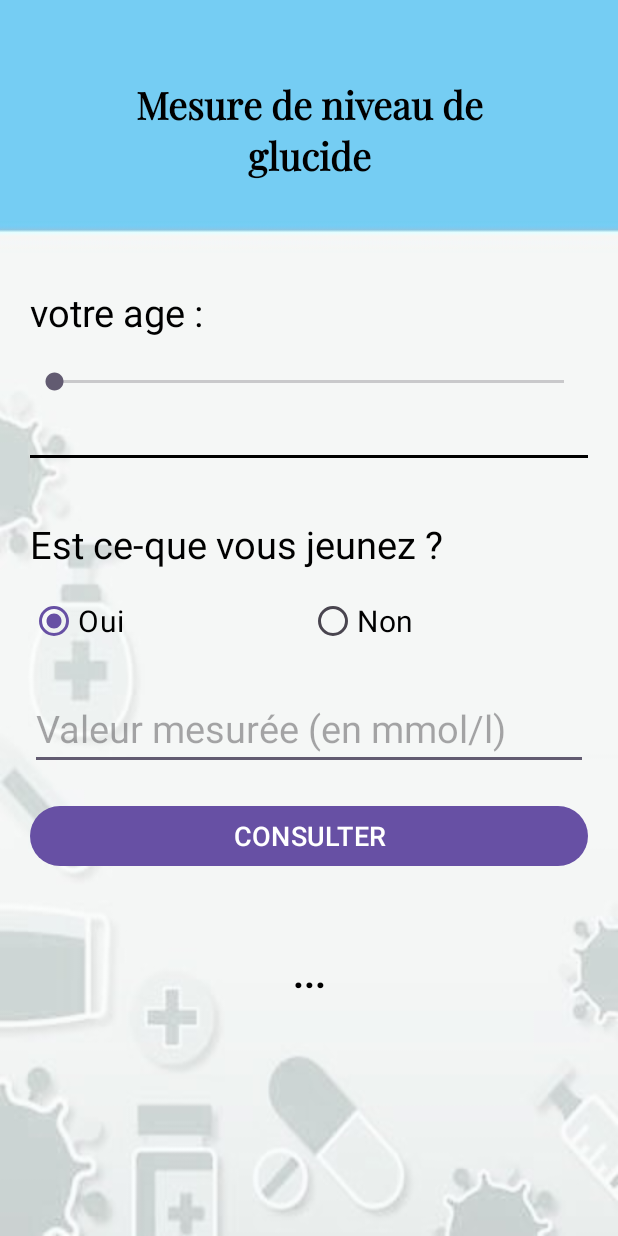
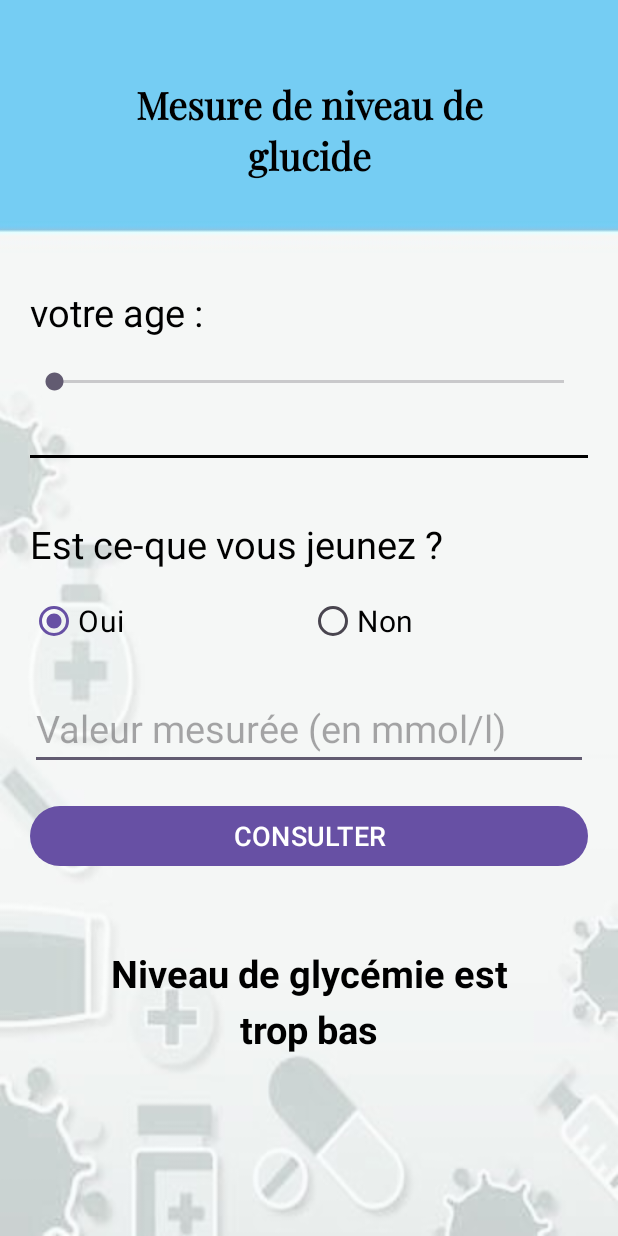
Before and after one commit to YoussefNKH/TP_DEVMOBILE, an Android app: the screen it shows after launch (MainActivity), after a tap on "CONSULTER", on a phone screen of 412 x 824 dp. Run offline under Robolectric (Android 15) with nearby library versions, the phone set to English and light mode, and no system bars; 2 statements that could not run were skipped.

Commit message:
Version 2 en archi MVC

```diff
--- a/app/src/main/AndroidManifest.xml
+++ b/app/src/main/AndroidManifest.xml
@@ -13,7 +13,7 @@
         android:theme="@style/Theme.TP2"
         tools:targetApi="31">
         <activity
-            android:name=".MainActivity"
+            android:name=".view.MainActivity"
             android:exported="true">
             <intent-filter>
                 <action android:name="android.intent.action.MAIN" />
--- /dev/null
+++ b/app/src/main/java/com/example/tp2/controller/Controller.java
@@ -0,0 +1,23 @@
+package com.example.tp2.controller;
+
+import com.example.tp2.model.Patient;
+
+public class Controller {
+    private static Patient patient;
+    private static Controller instance=null;
+    private Controller(){
+        super();
+    }
+    public void createPatient(int age,float valeurMesuree,boolean isFasting){
+        patient=new Patient(age,valeurMesuree,isFasting);
+    }
+    public String getReponse(){
+        return patient.getResult();
+    }
+    public static final Controller getInstance(){
+        if(null==instance){
+            instance=new Controller();
+        }
+        return instance;
+    }
+}
--- /dev/null
+++ b/app/src/main/java/com/example/tp2/model/Patient.java
@@ -0,0 +1,49 @@
+package com.example.tp2.model;
+
+public class Patient {
+    //les attribut du patient
+    private int age;
+    private float valeurMesuree;
+    private  boolean isFasting;
+    private String result;
+    //le constructeur et methodes
+    public Patient(int age , float valuerMesuree,boolean isFasting){
+        this.age=age;
+        this.valeurMesuree=valuerMesuree;
+        this.isFasting=isFasting;
+        setResult();
+    }
+    public  String getResult(){
+        return result;
+    }
+    public void setResult(){
+
+            if(isFasting) {
+                if (age >= 13) {
+                    if (valeurMesuree < 5.0)
+                        result = "Niveau de glycémie est trop bas";
+                    else if (valeurMesuree >= 5.0 && valeurMesuree <= 7.2)
+                        result = "Niveau de glycémie est normale";
+                    else result = "Niveau de glycémie est trop élevé"; }
+                else if (age >= 6 && age <= 12)
+                { if (valeurMesuree < 5.0)
+                    result = "Niveau de glycémie est trop bas";
+                    else if (valeurMesuree >= 5.0 && valeurMesuree <= 10.0)
+                        result = "Niveau de glycémie est normale";
+                    else result = "Niveau de glycémie est trop élevé"; }
+                else if (age < 6) {
+                    if (valeurMesuree < 5.5) result = "Niveau de glycémie est trop bas";
+                    else if (valeurMesuree >= 5.5 && valeurMesuree <= 10.0)
+                        result = "Niveau de glycémie est normale";
+                    else
+                    { result = "Niveau de glycémie est trop élevé"; }
+                }
+            } else
+            { if (valeurMesuree > 10.5)
+                result = "Niveau de glycémie est trop élevé";
+            else result = "Niveau de glycémie est normale";
+            }
+    }
+
+
+}
--- a/app/src/main/java/com/example/tp2/MainActivity.java
+++ b/app/src/main/java/com/example/tp2/view/MainActivity.java
@@ -1,4 +1,4 @@
-package com.example.tp2;
+package com.example.tp2.view;
 
 import androidx.appcompat.app.AppCompatActivity;
 
@@ -12,12 +12,17 @@ import android.widget.SeekBar;
 import android.widget.TextView;
 import android.widget.Toast;
 
+import com.example.tp2.R;
+import com.example.tp2.controller.Controller;
+
 public class MainActivity extends AppCompatActivity {
     private TextView tvAge,tvRepense;
     private EditText etValeur;
     private SeekBar sbAge;
     private RadioButton rbIsFasting,rbIsNotFasting;
     private Button btnConsulter;
+
+    private Controller controller ;
     @Override
     protected void onCreate(Bundle savedInstanceState) {
         super.onCreate(savedInstanceState);
@@ -53,6 +58,7 @@ public class MainActivity extends AppCompatActivity {
 
     // Méthode pour initialiser les vues
     private void init(){
+        controller=Controller.getInstance();
         tvAge=findViewById(R.id.tvAge);
         tvRepense=findViewById(R.id.tvReponse);
         etValeur=findViewById(R.id.etValeur);
@@ -63,52 +69,11 @@ public class MainActivity extends AppCompatActivity {
     }
     // Méthode pour effectuer le calcul
     private void calculer() {
+        int age = Integer.parseInt(tvAge.getText().toString());
+        float valeur = Float.parseFloat(etValeur.getText().toString());
 
-        //logique de calcule
-        Log.i("information","onclick sur le btnconsulter");
-        int age;float valeurMesure;
-        //verification des champ remplie ou non
-        boolean flagAge=false,flagValeurMesure=false;
-        if(sbAge.getProgress()!=0){
-            flagAge=true;}
-        else {Toast.makeText(MainActivity.this,"Veuillez sasir votre age",Toast.LENGTH_SHORT).show();
-        }
-        if(etValeur.getText().toString().isEmpty()){
-            Toast.makeText(MainActivity.this,"le Valeur n'est exsite pas",Toast.LENGTH_LONG).show();}
-        else {
-            flagValeurMesure=true;
-        }
+        controller.createPatient(age,valeur,rbIsFasting.isChecked());
+        tvRepense.setText(controller.getReponse());
 
-        if(flagAge&&flagValeurMesure){
-        age=sbAge.getProgress();
-        valeurMesure= Float.valueOf(etValeur.getText().toString());
-        if(rbIsFasting.isChecked()){
-            if (age >= 13) {
-                if (valeurMesure < 5.0) {
-                    tvRepense.setText("Niveau de glycémie est bas");
-                } else if (valeurMesure >= 5.0 && valeurMesure <= 7.2) {
-                    tvRepense.setText("Niveau de glycémie est normal");
-                } else {
-                    tvRepense.setText("Niveau de glycémie est trop élevé");
-                }
-            } else if (age >= 6 && age <= 12) {
-                if (valeurMesure < 5.0) {
-                    tvRepense.setText("Niveau de glycémie est bas");
-                } else if (valeurMesure >= 5.0 && valeurMesure <= 10.0) {
-                    tvRepense.setText("Niveau de glycémie est normal");
-                } else {
-                    tvRepense.setText("Niveau de glycémie est trop élevé");
-                }
-            } else if (age < 6) {
-                if (valeurMesure < 5.5) {
-                    tvRepense.setText("Niveau de glycémie est bas");
-                } else if (valeurMesure >= 5.5 && valeurMesure <= 10.0) {
-                    tvRepense.setText("Niveau de glycémie est normal");
-                } else {
-                    tvRepense.setText("Niveau de glycémie est trop élevé");
-                }
-            }
-        }
-        }
     }//fin du methode calculer
 }//Fin du class MainActivity
--- a/app/src/main/res/layout/activity_main.xml
+++ b/app/src/main/res/layout/activity_main.xml
@@ -6,7 +6,7 @@
     android:layout_height="match_parent"
     android:orientation="vertical"
     android:background="@drawable/app_background"
-    tools:context=".MainActivity"
+    tools:context=".view.MainActivity"
     android:padding="20dp"
     >
 
```
